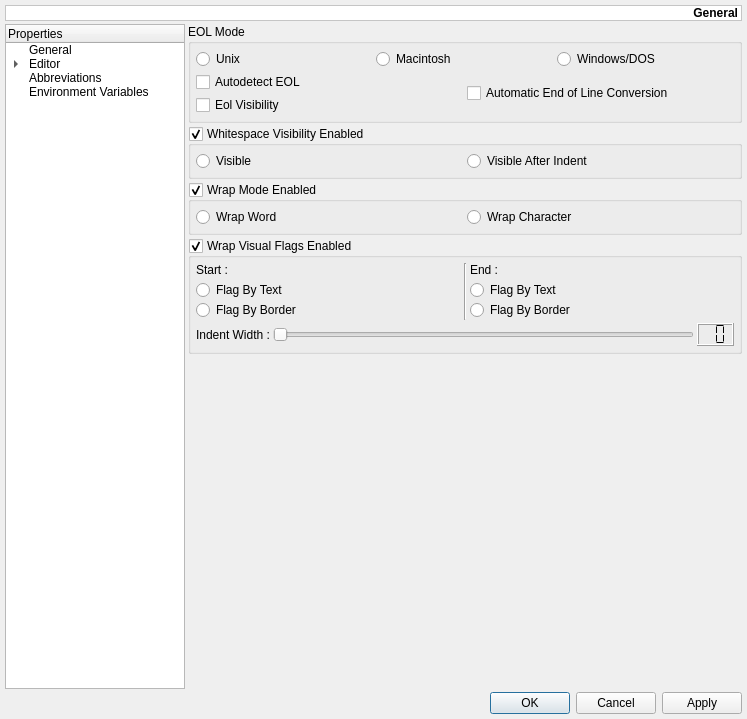
Qt form mks/ui/UISettings.ui (andreikop/enki) before a commit.
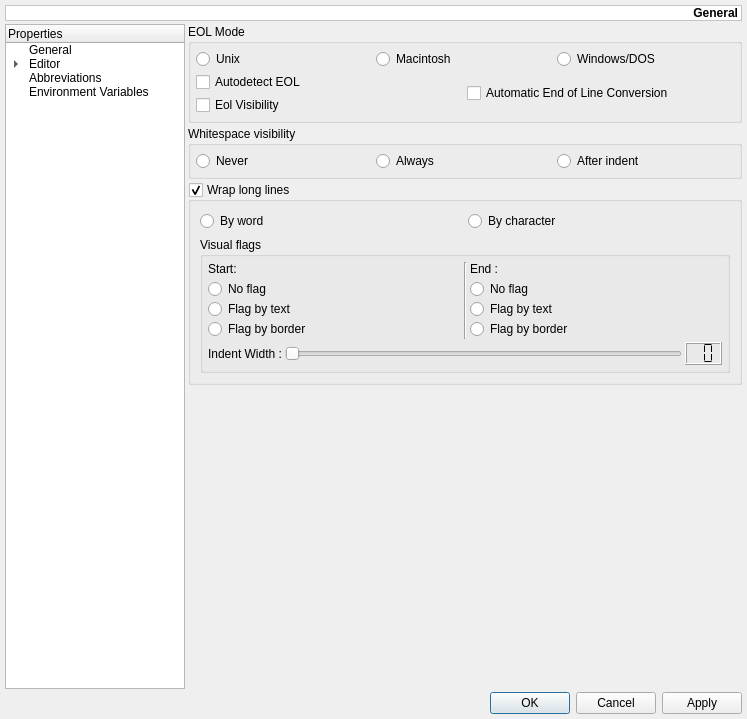
The same form after that commit. Custom widgets are drawn as their Qt base class.

Commit message: EOL, white space, wrap mode

Patch:
```diff
--- a/mks/ui/UISettings.ui
+++ b/mks/ui/UISettings.ui
@@ -1579,10 +1579,10 @@
        <item>
         <widget class="QGroupBox" name="gbWhitespaceVisibilityEnabled">
          <property name="title">
-          <string>Whitespace Visibility Enabled</string>
+          <string>Whitespace visibility</string>
          </property>
          <property name="checkable">
-          <bool>true</bool>
+          <bool>false</bool>
          </property>
          <layout class="QHBoxLayout">
           <property name="spacing">
@@ -1591,17 +1591,24 @@
           <property name="margin">
            <number>5</number>
           </property>
+          <item>
+           <widget class="QRadioButton" name="rbWsInvisible">
+            <property name="text">
+             <string>Never</string>
+            </property>
+           </widget>
+          </item>
           <item>
            <widget class="QRadioButton" name="rbWsVisible">
             <property name="text">
-             <string>Visible</string>
+             <string>Always</string>
             </property>
            </widget>
           </item>
           <item>
            <widget class="QRadioButton" name="rbWsVisibleAfterIndent">
             <property name="text">
-             <string>Visible After Indent</string>
+             <string>After indent</string>
             </property>
            </widget>
           </item>
@@ -1611,42 +1618,37 @@
        <item>
         <widget class="QGroupBox" name="gbWrapModeEnabled">
          <property name="title">
-          <string>Wrap Mode Enabled</string>
+          <string>Wrap long lines</string>
          </property>
          <property name="checkable">
           <bool>true</bool>
          </property>
-         <layout class="QHBoxLayout">
-          <property name="spacing">
-           <number>3</number>
-          </property>
-          <property name="margin">
-           <number>5</number>
-          </property>
+         <layout class="QVBoxLayout" name="verticalLayout_5">
+          <item>
+           <layout class="QHBoxLayout" name="horizontalLayout_6">
           <item>
            <widget class="QRadioButton" name="rbWrapWord">
             <property name="text">
-             <string>Wrap Word</string>
+               <string>By word</string>
             </property>
            </widget>
           </item>
           <item>
            <widget class="QRadioButton" name="rbWrapCharacter">
             <property name="text">
-             <string>Wrap Character</string>
+               <string>By character</string>
             </property>
            </widget>
           </item>
          </layout>
-        </widget>
        </item>
        <item>
         <widget class="QGroupBox" name="gbWrapVisualFlagsEnabled">
          <property name="title">
-          <string>Wrap Visual Flags Enabled</string>
+             <string>Visual flags</string>
          </property>
          <property name="checkable">
-          <bool>true</bool>
+             <bool>false</bool>
          </property>
          <layout class="QGridLayout">
           <property name="margin">
@@ -1714,17 +1716,24 @@
              <property name="margin">
               <number>0</number>
              </property>
+                <item>
+                 <widget class="QRadioButton" name="rbEndWrapFlagNone">
+                  <property name="text">
+                   <string>No flag</string>
+                  </property>
+                 </widget>
+                </item>
              <item>
               <widget class="QRadioButton" name="rbEndWrapFlagByText">
                <property name="text">
-                <string>Flag By Text</string>
+                   <string>Flag by text</string>
                </property>
               </widget>
              </item>
              <item>
               <widget class="QRadioButton" name="rbEndWrapFlagByBorder">
                <property name="text">
-                <string>Flag By Border</string>
+                   <string>Flag by border</string>
                </property>
               </widget>
              </item>
@@ -1740,17 +1749,24 @@
              <property name="margin">
               <number>0</number>
              </property>
+                <item>
+                 <widget class="QRadioButton" name="rbStartWrapFlagNone">
+                  <property name="text">
+                   <string>No flag</string>
+                  </property>
+                 </widget>
+                </item>
              <item>
               <widget class="QRadioButton" name="rbStartWrapFlagByText">
                <property name="text">
-                <string>Flag By Text</string>
+                   <string>Flag by text</string>
                </property>
               </widget>
              </item>
              <item>
               <widget class="QRadioButton" name="rbStartWrapFlagByBorder">
                <property name="text">
-                <string>Flag By Border</string>
+                   <string>Flag by border</string>
                </property>
               </widget>
              </item>
@@ -1760,7 +1776,7 @@
           <item row="0" column="0">
            <widget class="QLabel" name="lStartWrapVisualFlags">
             <property name="text">
-             <string>Start :</string>
+                <string>Start:</string>
             </property>
            </widget>
           </item>
@@ -1769,6 +1785,9 @@
             <property name="text">
              <string>End :</string>
             </property>
+              </widget>
+             </item>
+            </layout>
            </widget>
           </item>
          </layout>
```
Lines whose indentation alone changed are shown as unchanged. The commit also changes 4 other files.
